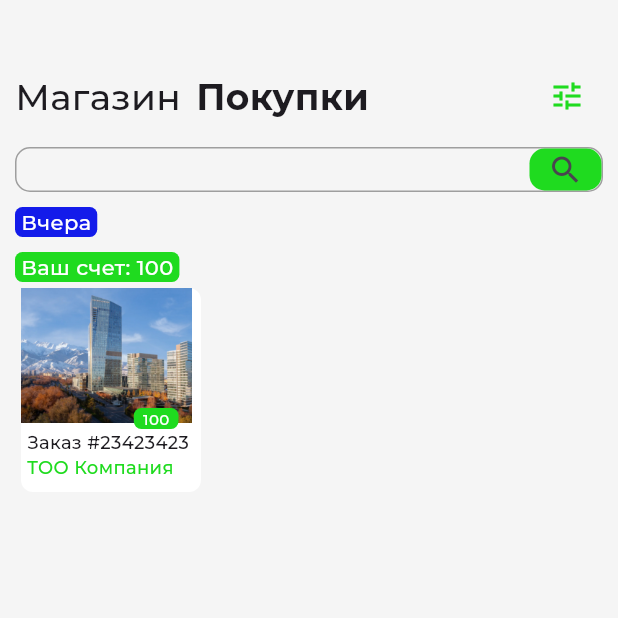
After one commit to bekhzod3224/citiquiz, a Flutter app: the ShopScreen screen opened directly, after a tap on "Покупки", on a phone screen of 412 x 824 dp, the top half of it. The commit adds this screen. Run offline on Flutter 3.47's test engine with Material 3 defaults, Android fonts, the phone set to English and light mode, and no system bars; our stand-ins replace auto_size_text, bloc, firebase_auth, firebase_core, flutter_bloc, flutter_svg and 5 more; missing offline and left inert: qr_code_scanner; accounts and stored records are empty; project files that could hold a hidden picture were left out.

Commit message:
Add Shop

```diff
--- a/lib/features/profil/profil_screen.dart
+++ b/lib/features/profil/profil_screen.dart
@@ -1,6 +1,7 @@
 import 'package:citiquiz/features/auth/view/auth_screen.dart';
 import 'package:citiquiz/features/auth/view/bloc/authentication_bloc.dart';
 import 'package:citiquiz/features/core/colors.dart';
+import 'package:citiquiz/features/profil/screens/shop-screen/shop-screen.dart';
 import 'package:citiquiz/features/support/support_screen.dart';
 import 'package:flutter/cupertino.dart';
 import 'package:flutter/material.dart';
@@ -132,8 +133,15 @@ class ProfilScreen extends StatelessWidget {
                             ),
                             Column(
                               children: [
-                                title(
-                                    "Магазин", Icon(Icons.shopping_bag_rounded)),
+                                InkWell(
+                                  onTap: (){
+                                    Navigator.push(context, MaterialPageRoute(builder: (context){
+                                      return ShopScreen();
+                                    }));
+                                  },
+                                  child: title(
+                                      "Магазин", Icon(Icons.shopping_bag_rounded)),
+                                ),
                                 title("Новости", Icon(Icons.newspaper)),
                                 title("Достопримечательности",
                                     Icon(Icons.location_on)),
--- /dev/null
+++ b/lib/features/profil/screens/shop-screen/shop-screen.dart
@@ -0,0 +1,76 @@
+import 'package:citiquiz/features/profil/screens/shop-screen/wudgets/shop.dart';
+import 'package:citiquiz/features/profil/screens/shop-screen/wudgets/shop2.dart';
+import 'package:flutter/material.dart';
+
+class ShopScreen extends StatefulWidget {
+  const ShopScreen({super.key});
+
+  @override
+  State<ShopScreen> createState() => _ShopScreenState();
+}
+
+class _ShopScreenState extends State<ShopScreen> {
+  bool isActive = false;
+  @override
+  Widget build(BuildContext context) {
+    return Scaffold(
+      body: Container(
+              decoration: BoxDecoration(
+        color: Colors.grey.withOpacity(0.1)
+      ),
+        child: Padding(
+          padding: const EdgeInsets.symmetric(horizontal: 10),
+          child: Column(
+            crossAxisAlignment: CrossAxisAlignment.start,
+            children: [
+              SizedBox(
+                height: 40,
+              ),
+              Row(
+                mainAxisAlignment: MainAxisAlignment.spaceBetween,
+                children: [
+                 Row(
+                  children: [
+                     InkWell(
+                      onTap: () {
+                        setState(() {
+                          isActive = false;
+                        });
+                      },
+                      child: Text(
+                        "Магазин",
+                        style: TextStyle(
+                            fontSize: 24,
+                            fontWeight:
+                                isActive ? FontWeight.w400 : FontWeight.bold),
+                      )),
+                  SizedBox(
+                    width: 10,
+                  ),
+                  InkWell(
+                      onTap: () {
+                        setState(() {
+                          isActive = true;
+                        });
+                      },
+                      child: Text(
+                        "Покупки",
+                        style: TextStyle(
+                            fontSize: 24,
+                            fontWeight:
+                                !isActive ? FontWeight.w400 : FontWeight.bold),
+                      )),
+                  ],
+                 ),
+                 IconButton(onPressed: (){}, icon: Icon(Icons.tune, color: Color.fromARGB(255, 31, 219, 31),))
+                ],
+              ),
+              isActive ? Shop2() : Shop(),
+
+            ],
+          ),
+        ),
+      ),
+    );
+  }
+}
--- /dev/null
+++ b/lib/features/profil/screens/shop-screen/wudgets/shop.dart
@@ -0,0 +1,195 @@
+import 'package:flutter/material.dart';
+import 'package:flutter/widgets.dart';
+
+class Shop extends StatefulWidget {
+  const Shop({super.key});
+
+  @override
+  State<Shop> createState() => _ShopState();
+}
+
+class _ShopState extends State<Shop> {
+  @override
+  Widget build(BuildContext context) {
+    return Column(
+      crossAxisAlignment: CrossAxisAlignment.start,
+      children: [
+        SizedBox(
+          height: 10,
+        ),
+        Container(
+          height: 30,
+          decoration: BoxDecoration(
+            borderRadius: BorderRadius.circular(10),
+            border: Border.all(
+              color: Colors.grey,
+            )
+          ),
+          child: TextField(
+
+            decoration: InputDecoration(
+              border: InputBorder.none,
+
+              suffixIcon: Container(
+                decoration: BoxDecoration(
+                  color: Color.fromARGB(255, 31, 219, 31),
+                  borderRadius: BorderRadius.circular(10)
+                ),
+                child: Icon(Icons.search))
+            ),
+          ),
+        ),
+        SizedBox(
+          height: 10,
+        ),
+        Row(
+          children: [
+            Container(
+              decoration: BoxDecoration(
+                  color: Color.fromARGB(255, 19, 27, 234),
+                  borderRadius: BorderRadius.circular(5)),
+              child: Padding(
+                padding: const EdgeInsets.symmetric(
+                  horizontal: 4,
+                ),
+                child: Text(
+                  "Компания",
+                  style: TextStyle(
+                      color: Colors.white, fontWeight: FontWeight.w400),
+                ),
+              ),
+            ),
+            SizedBox(
+              width: 10,
+            ),
+            Container(
+              decoration: BoxDecoration(
+                  color: Color.fromARGB(255, 19, 27, 234),
+                  borderRadius: BorderRadius.circular(5)),
+              child: Padding(
+                padding: const EdgeInsets.symmetric(
+                  horizontal: 4,
+                ),
+                child: Text(
+                  "С начала дешевле",
+                  style: TextStyle(
+                      color: Colors.white, fontWeight: FontWeight.w400),
+                ),
+              ),
+            ),
+          ],
+        ),
+        SizedBox(
+          height: 10,
+        ),
+        Container(
+          decoration: BoxDecoration(
+              color: Color.fromARGB(255, 31, 219, 31),
+              borderRadius: BorderRadius.circular(5)),
+          child: Padding(
+            padding: const EdgeInsets.symmetric(
+              horizontal: 4,
+            ),
+            child: Text(
+              "Ваш счет: 100",
+              style:
+                  TextStyle(color: Colors.white, fontWeight: FontWeight.w400),
+            ),
+          ),
+        ),
+        Row(
+          children: [
+            card(),
+            card(),
+            card(),
+          ],
+        ),
+      ],
+    );
+  }
+
+  Widget card() {
+    return Padding(
+      padding: const EdgeInsets.all(4.0),
+      child: Stack(
+        children: [
+          Container(
+            width: 120,
+            decoration: BoxDecoration(
+                color: Colors.white, borderRadius: BorderRadius.circular(8)),
+            child: Column(
+              crossAxisAlignment: CrossAxisAlignment.start,
+              children: [
+                Image.asset(
+                  "asset/images/almaty2.jpg",
+                  height: 90,
+                  fit: BoxFit.cover,
+                ),
+                Padding(
+                  padding: const EdgeInsets.all(4.0),
+                  child: Column(
+                    crossAxisAlignment: CrossAxisAlignment.start,
+                    children: [
+                      Text(
+                        "Разработка веб сайт на Tilda",
+                        style: TextStyle(
+                            fontWeight: FontWeight.w500, fontSize: 12),
+                      ),
+                      Text(
+                        "TOO Компания",
+                        style: TextStyle(
+                            fontSize: 12,
+                            fontWeight: FontWeight.w500,
+                            color: Color.fromARGB(255, 31, 219, 31)),
+                      ),
+                      SizedBox(
+                        height: 4,
+                      ),
+                      Container(
+                        decoration: BoxDecoration(
+                            color: Color.fromARGB(255, 19, 27, 234),
+                            borderRadius: BorderRadius.circular(5)),
+                        child: Padding(
+                          padding: const EdgeInsets.symmetric(
+                            horizontal: 4,
+                          ),
+                          child: Text(
+                            "Купить",
+                            style: TextStyle(
+                                color: Colors.white,
+                                fontWeight: FontWeight.w400,
+                                fontSize: 10),
+                          ),
+                        ),
+                      ),
+                    ],
+                  ),
+                )
+              ],
+            ),
+          ),
+          Positioned(
+              top: 80,
+              right: 15,
+              child: Container(
+                decoration: BoxDecoration(
+                    color: Color.fromARGB(255, 31, 219, 31),
+                    borderRadius: BorderRadius.circular(5)),
+                child: Padding(
+                  padding: const EdgeInsets.symmetric(
+                    horizontal: 6,
+                  ),
+                  child: Text(
+                    "100",
+                    style: TextStyle(
+                        color: Colors.white,
+                        fontWeight: FontWeight.w400,
+                        fontSize: 10),
+                  ),
+                ),
+              ))
+        ],
+      ),
+    );
+  }
+}
--- /dev/null
+++ b/lib/features/profil/screens/shop-screen/wudgets/shop2.dart
@@ -0,0 +1,160 @@
+import 'package:flutter/material.dart';
+
+class Shop2 extends StatefulWidget {
+  const Shop2({super.key});
+
+  @override
+  State<Shop2> createState() => _Shop2State();
+}
+
+class _Shop2State extends State<Shop2> {
+  @override
+  Widget build(BuildContext context) {
+    return Column(
+      crossAxisAlignment: CrossAxisAlignment.start,
+      children: [
+        SizedBox(
+          height: 10,
+        ),
+        Container(
+          height: 30,
+          decoration: BoxDecoration(
+            borderRadius: BorderRadius.circular(10),
+            border: Border.all(
+              color: Colors.grey,
+            )
+          ),
+          child: TextField(
+
+            decoration: InputDecoration(
+              border: InputBorder.none,
+
+              suffixIcon: Container(
+                decoration: BoxDecoration(
+                  color: Color.fromARGB(255, 31, 219, 31),
+                  borderRadius: BorderRadius.circular(10)
+                ),
+                child: Icon(Icons.search))
+            ),
+          ),
+        ),
+        SizedBox(
+          height: 10,
+        ),
+        Row(
+          children: [
+            Container(
+              decoration: BoxDecoration(
+                  color: Color.fromARGB(255, 19, 27, 234),
+                  borderRadius: BorderRadius.circular(5)),
+              child: Padding(
+                padding: const EdgeInsets.symmetric(
+                  horizontal: 4,
+                ),
+                child: Text(
+                  "Вчера",
+                  style: TextStyle(
+                      color: Colors.white, fontWeight: FontWeight.w400),
+                ),
+              ),
+            ),
+
+          ],
+        ),
+        SizedBox(
+          height: 10,
+        ),
+        Container(
+          decoration: BoxDecoration(
+              color: Color.fromARGB(255, 31, 219, 31),
+              borderRadius: BorderRadius.circular(5)),
+          child: Padding(
+            padding: const EdgeInsets.symmetric(
+              horizontal: 4,
+            ),
+            child: Text(
+              "Ваш счет: 100",
+              style:
+                  TextStyle(color: Colors.white, fontWeight: FontWeight.w400),
+            ),
+          ),
+        ),
+        Row(
+          children: [
+            card(),
+
+          ],
+        ),
+      ],
+    );
+  }
+
+  Widget card() {
+    return Padding(
+      padding: const EdgeInsets.all(4.0),
+      child: Stack(
+        children: [
+          Container(
+            width: 120,
+            decoration: BoxDecoration(
+                color: Colors.white, borderRadius: BorderRadius.circular(8)),
+            child: Column(
+              crossAxisAlignment: CrossAxisAlignment.start,
+              children: [
+                Image.asset(
+                  "asset/images/almaty2.jpg",
+                  height: 90,
+                  fit: BoxFit.cover,
+                ),
+                Padding(
+                  padding: const EdgeInsets.all(4.0),
+                  child: Column(
+                    crossAxisAlignment: CrossAxisAlignment.start,
+                    children: [
+                      Text(
+                        "Заказ #23423423",
+                        style: TextStyle(
+                            fontWeight: FontWeight.w500, fontSize: 12),
+                      ),
+                      Text(
+                        "TOO Компания",
+                        style: TextStyle(
+                            fontSize: 12,
+                            fontWeight: FontWeight.w500,
+                            color: Color.fromARGB(255, 31, 219, 31)),
+                      ),
+                      SizedBox(
+                        height: 4,
+                      ),
+
+                    ],
+                  ),
+                )
+              ],
+            ),
+          ),
+          Positioned(
+              top: 80,
+              right: 15,
+              child: Container(
+                decoration: BoxDecoration(
+                    color: Color.fromARGB(255, 31, 219, 31),
+                    borderRadius: BorderRadius.circular(5)),
+                child: Padding(
+                  padding: const EdgeInsets.symmetric(
+                    horizontal: 6,
+                  ),
+                  child: Text(
+                    "100",
+                    style: TextStyle(
+                        color: Colors.white,
+                        fontWeight: FontWeight.w400,
+                        fontSize: 10),
+                  ),
+                ),
+              ))
+        ],
+      ),
+    );
+  }
+}
```
